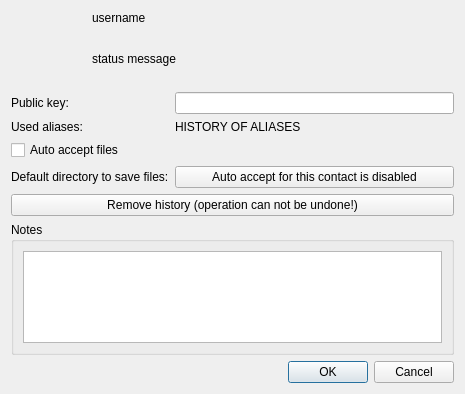
Old version of the form src/widget/about/aboutuser.ui in the repository qTox/qTox.
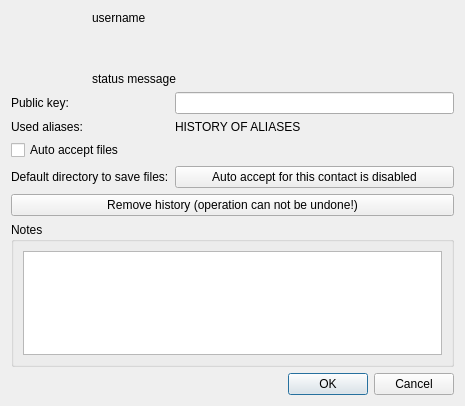
New version of the form. Icons and pictures are not drawn.

Commit message: Fix status message spacing in aboutUser

```diff
--- a/src/widget/about/aboutuser.ui
+++ b/src/widget/about/aboutuser.ui
@@ -7,7 +7,7 @@
     <x>0</x>
     <y>0</y>
     <width>465</width>
-    <height>394</height>
+    <height>406</height>
    </rect>
   </property>
   <property name="windowTitle">
@@ -33,7 +33,7 @@
            </property>
           </widget>
          </item>
-         <item>
+         <item alignment="Qt::AlignBottom">
           <widget class="QLabel" name="statusMessage">
            <property name="sizePolicy">
             <sizepolicy hsizetype="MinimumExpanding" vsizetype="Preferred">
@@ -162,13 +162,6 @@
        </property>
       </widget>
      </item>
-     <item row="2" column="0">
-      <widget class="QCheckBox" name="autoaccept">
-       <property name="text">
-        <string>Auto accept files</string>
-       </property>
-      </widget>
-     </item>
      <item row="3" column="1">
       <widget class="QPushButton" name="selectSaveDir">
        <property name="text">
@@ -176,6 +169,13 @@
        </property>
       </widget>
      </item>
+     <item row="2" column="0" colspan="2">
+      <widget class="QCheckBox" name="autoaccept">
+       <property name="text">
+        <string>Auto accept files</string>
+       </property>
+      </widget>
+     </item>
     </layout>
    </item>
    <item>
```
